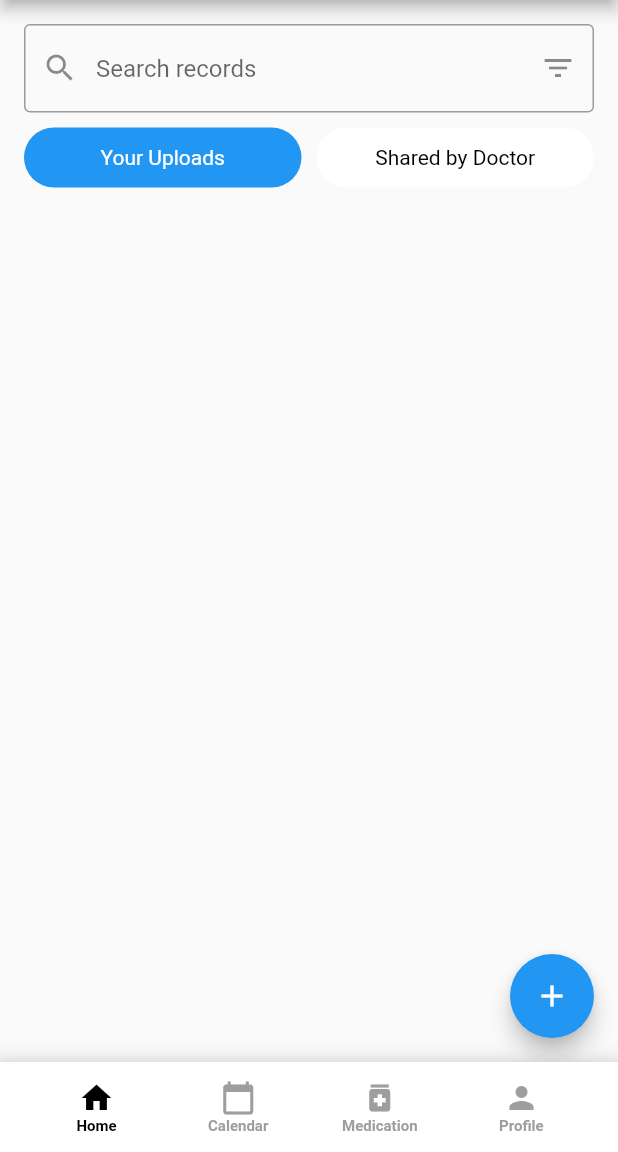
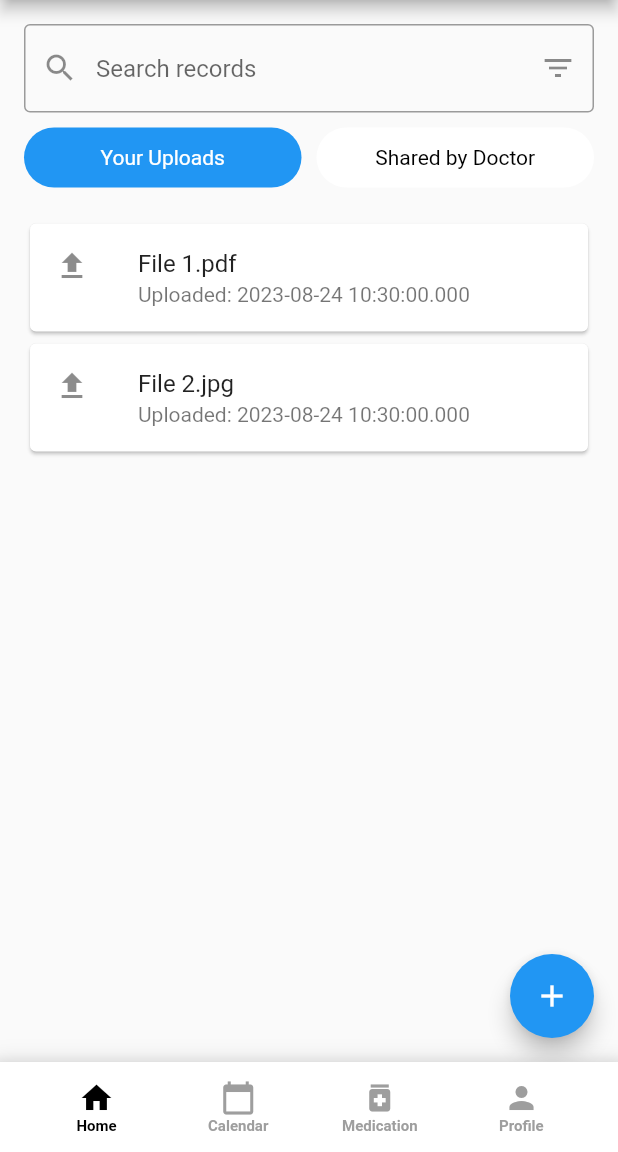
Before and after one commit to navaneethkulal8/hacktofuturehealthcare, a Flutter app: the screen it shows after launch, on a phone screen of 412 x 824 dp, the part 84-1236 px from its top. Run offline on Flutter 3.47's test engine with Material 2 defaults, Android fonts, the light colour scheme and no system bars; our stand-ins replace firebase_auth; accounts and stored records are empty.

Commit message:
file upload ui

```diff
--- a/lib/pages/homepage.dart
+++ b/lib/pages/homepage.dart
@@ -7,6 +7,13 @@ class HomePage extends StatefulWidget {
 
 class _HomePageState extends State<HomePage> {
   bool _showYourUploads = true; // Track whether "Your Uploads" button is active
+
+  // Sample list of uploaded files with dummy image assets
+  List<Map<String, String>> uploadedFiles = [
+    {'name': 'File 1.pdf', 'asset': 'assets/pdf_icon.png'},
+    {'name': 'File 2.jpg', 'asset': 'assets/image_icon.png'},
+    // Add more files as needed
+  ];
 
   @override
   Widget build(BuildContext context) {
@@ -24,12 +31,11 @@ class _HomePageState extends State<HomePage> {
               decoration: InputDecoration(
                 hintText: 'Search records',
                 prefixIcon: Icon(Icons.search),
-                suffixIcon: Icon(Icons.filter_list), // Add filter icon
+                suffixIcon: Icon(Icons.filter_list),
                 border: OutlineInputBorder(),
               ),
             ),
-            SizedBox(
-                height: 10), // Add some spacing between search bar and buttons
+            SizedBox(height: 10),
             Row(
               children: [
                 Expanded(
@@ -40,10 +46,9 @@ class _HomePageState extends State<HomePage> {
                       });
                     },
                     child: Container(
-                      height: 40, // Adjust height to your preference
+                      height: 40,
                       decoration: BoxDecoration(
-                        borderRadius: BorderRadius.circular(
-                            20.0), // Button-specific border radius
+                        borderRadius: BorderRadius.circular(20.0),
                         color: _showYourUploads ? Colors.blue : Colors.white,
                       ),
                       child: Center(
@@ -58,7 +63,7 @@ class _HomePageState extends State<HomePage> {
                     ),
                   ),
                 ),
-                SizedBox(width: 10), // Add spacing between buttons
+                SizedBox(width: 10),
                 Expanded(
                   child: GestureDetector(
                     onTap: () {
@@ -67,10 +72,9 @@ class _HomePageState extends State<HomePage> {
                       });
                     },
                     child: Container(
-                      height: 40, // Adjust height to your preference
+                      height: 40,
                       decoration: BoxDecoration(
-                        borderRadius: BorderRadius.circular(
-                            20.0), // Button-specific border radius
+                        borderRadius: BorderRadius.circular(20.0),
                         color: !_showYourUploads ? Colors.blue : Colors.white,
                       ),
                       child: Center(
@@ -90,15 +94,23 @@ class _HomePageState extends State<HomePage> {
             SizedBox(height: 20),
             Expanded(
               child: ListView.builder(
-                itemCount: 0, // Replace with actual list size
+                itemCount: uploadedFiles.length,
                 itemBuilder: (context, index) {
                   return Card(
                     child: ListTile(
                       leading: Icon(Icons.file_upload),
-                      title: Text('Medical File $index'),
+                      title: Text(uploadedFiles[index]['name']),
                       subtitle: Text('Uploaded: ${DateTime.now()}'),
                       onTap: () {
-                        // Implement file details screen or other actions here
+                        // Navigate to the file preview screen
+                        Navigator.push(
+                          context,
+                          MaterialPageRoute(
+                            builder: (context) => FilePreviewScreen(
+                              assetPath: uploadedFiles[index]['asset'],
+                            ),
+                          ),
+                        );
                       },
                     ),
                   );
@@ -118,3 +130,22 @@ class _HomePageState extends State<HomePage> {
     );
   }
 }
+
+class FilePreviewScreen extends StatelessWidget {
+  final String assetPath;
+
+  FilePreviewScreen({required this.assetPath});
+
+  @override
+  Widget build(BuildContext context) {
+    return Scaffold(
+      appBar: AppBar(
+        title: Text('File Preview'),
+        backgroundColor: Colors.blue,
+      ),
+      body: Center(
+        child: Image.asset(assetPath), // Display image preview
+      ),
+    );
+  }
+}
```
